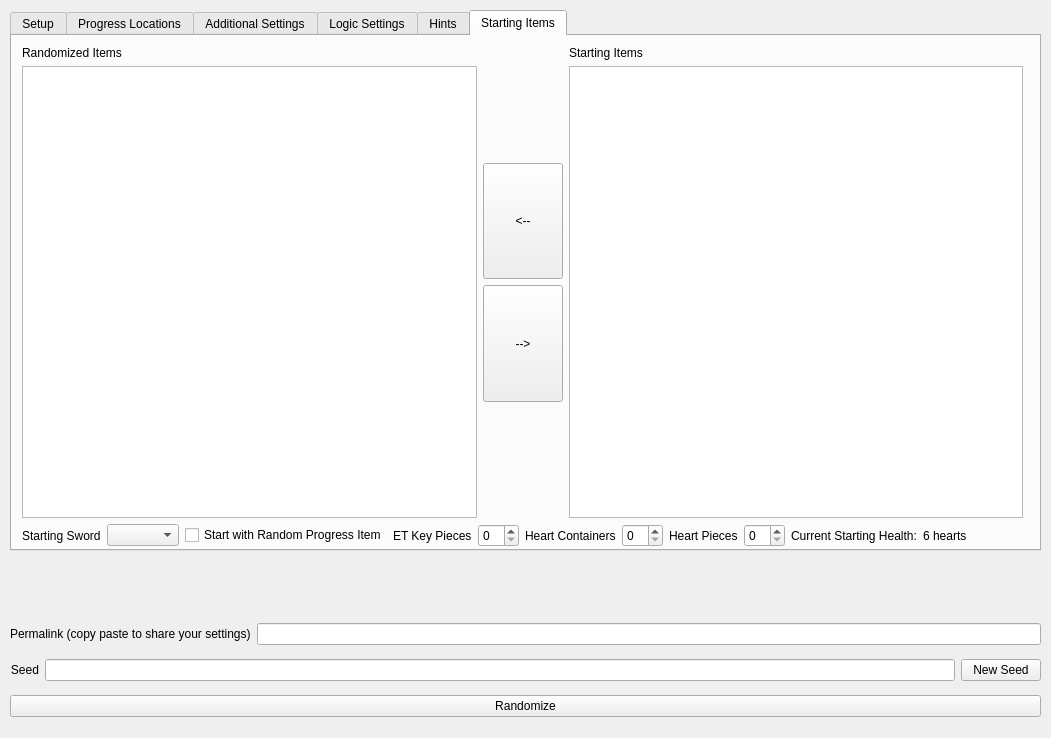
ssrando/ssrando, file gui/randogui.ui: the form before one commit.
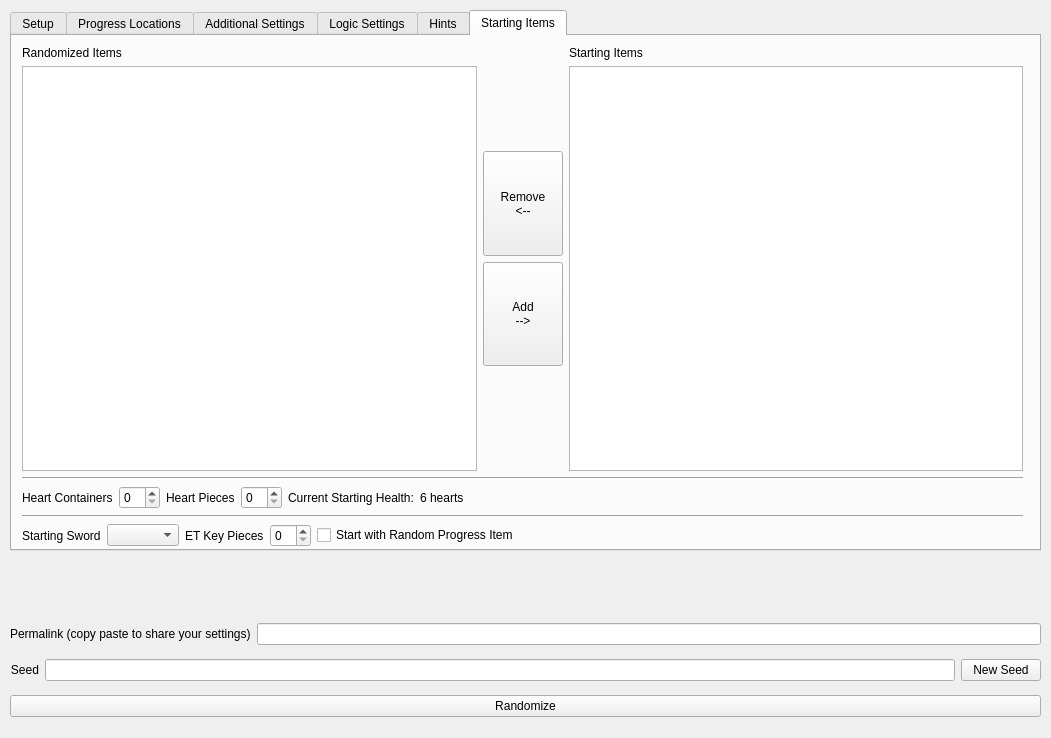
The form after the commit. The open tabs and pages were chosen to show the change.

Commit message: Tweak ui for starting items options

```diff
--- a/gui/randogui.ui
+++ b/gui/randogui.ui
@@ -64,7 +64,7 @@
      <string/>
     </property>
     <property name="currentIndex">
-     <number>3</number>
+     <number>5</number>
     </property>
     <property name="usesScrollButtons">
      <bool>true</bool>
@@ -259,7 +259,7 @@
        <rect>
         <x>360</x>
         <y>130</y>
-        <width>161</width>
+        <width>131</width>
         <height>131</height>
        </rect>
       </property>
@@ -271,7 +271,7 @@
         <rect>
          <x>10</x>
          <y>20</y>
-         <width>142</width>
+         <width>141</width>
          <height>80</height>
         </rect>
        </property>
@@ -309,7 +309,7 @@
      <widget class="QGroupBox" name="groupBox_15">
       <property name="geometry">
        <rect>
-        <x>540</x>
+        <x>510</x>
         <y>130</y>
         <width>181</width>
         <height>131</height>
@@ -324,7 +324,7 @@
          <x>10</x>
          <y>20</y>
          <width>161</width>
-         <height>132</height>
+         <height>106</height>
         </rect>
        </property>
        <layout class="QVBoxLayout" name="verticalLayout_35">
@@ -1835,7 +1835,8 @@
               </sizepolicy>
              </property>
              <property name="text">
-              <string>&lt;--</string>
+              <string>Remove
+&lt;--</string>
              </property>
             </widget>
            </item>
@@ -1848,7 +1849,8 @@
               </sizepolicy>
              </property>
              <property name="text">
-              <string>--&gt;</string>
+              <string>Add
+--&gt;</string>
              </property>
             </widget>
            </item>
@@ -1894,51 +1896,14 @@
         </layout>
        </item>
        <item>
-        <layout class="QHBoxLayout" name="horizontalLayout_27">
-         <property name="bottomMargin">
-          <number>0</number>
+        <widget class="Line" name="line">
+         <property name="orientation">
+          <enum>Qt::Horizontal</enum>
          </property>
-         <item>
-          <layout class="QHBoxLayout" name="horizontalLayout_5">
-           <item>
-            <widget class="QLabel" name="label_for_option_starting_sword">
-             <property name="text">
-              <string>Starting Sword</string>
-             </property>
             </widget>
            </item>
            <item>
-            <widget class="QComboBox" name="option_starting_sword"/>
-           </item>
-          </layout>
-         </item>
-         <item>
-          <widget class="QCheckBox" name="option_random_starting_item">
-           <property name="sizePolicy">
-            <sizepolicy hsizetype="Minimum" vsizetype="Fixed">
-             <horstretch>0</horstretch>
-             <verstretch>0</verstretch>
-            </sizepolicy>
-           </property>
-           <property name="text">
-            <string>Start with Random Progress Item</string>
-           </property>
-          </widget>
-         </item>
-         <item>
-          <layout class="QHBoxLayout" name="horizontalLayout_13">
-           <item>
-            <widget class="QLabel" name="label_for_option_et_key_pieces">
-             <property name="text">
-              <string>ET Key Pieces</string>
-             </property>
-            </widget>
-           </item>
-           <item>
-            <widget class="QSpinBox" name="option_et_key_pieces"/>
-           </item>
-          </layout>
-         </item>
+        <layout class="QHBoxLayout" name="horizontalLayout_2">
          <item>
           <layout class="QHBoxLayout" name="horizontalLayout_28">
            <item>
@@ -1970,8 +1935,6 @@
              </property>
             </widget>
            </item>
-          </layout>
-         </item>
          <item>
           <layout class="QHBoxLayout" name="horizontalLayout_29">
            <item>
@@ -2020,10 +1983,83 @@
           </widget>
          </item>
          <item>
+            <spacer name="horizontalSpacer">
+             <property name="orientation">
+              <enum>Qt::Horizontal</enum>
+             </property>
+             <property name="sizeHint" stdset="0">
+              <size>
+               <width>40</width>
+               <height>20</height>
+              </size>
+             </property>
+            </spacer>
+           </item>
+          </layout>
+         </item>
+        </layout>
+       </item>
+       <item>
+        <widget class="Line" name="line_2">
+         <property name="orientation">
+          <enum>Qt::Horizontal</enum>
+         </property>
+        </widget>
+       </item>
+       <item>
+        <layout class="QHBoxLayout" name="horizontalLayout_27">
+         <property name="bottomMargin">
+          <number>0</number>
+         </property>
+         <item>
+          <layout class="QHBoxLayout" name="horizontalLayout_5">
+           <item>
+            <widget class="QLabel" name="label_for_option_starting_sword">
+             <property name="text">
+              <string>Starting Sword</string>
+             </property>
+            </widget>
+           </item>
+           <item>
+            <widget class="QComboBox" name="option_starting_sword"/>
+           </item>
+          </layout>
+         </item>
+         <item>
+          <layout class="QHBoxLayout" name="horizontalLayout_13">
+           <item>
+            <widget class="QLabel" name="label_for_option_et_key_pieces">
+             <property name="text">
+              <string>ET Key Pieces</string>
+             </property>
+            </widget>
+           </item>
+           <item>
+            <widget class="QSpinBox" name="option_et_key_pieces"/>
+           </item>
+          </layout>
+         </item>
+         <item>
+          <widget class="QCheckBox" name="option_random_starting_item">
+           <property name="sizePolicy">
+            <sizepolicy hsizetype="Minimum" vsizetype="Fixed">
+             <horstretch>0</horstretch>
+             <verstretch>0</verstretch>
+            </sizepolicy>
+           </property>
+           <property name="text">
+            <string>Start with Random Progress Item</string>
+           </property>
+          </widget>
+         </item>
+         <item>
           <spacer name="horizontalSpacer_3">
            <property name="orientation">
             <enum>Qt::Horizontal</enum>
            </property>
+           <property name="sizeType">
+            <enum>QSizePolicy::Expanding</enum>
+           </property>
            <property name="sizeHint" stdset="0">
             <size>
              <width>40</width>
```
Lines whose indentation alone changed are shown as unchanged. The commit also changes 1 other file.
